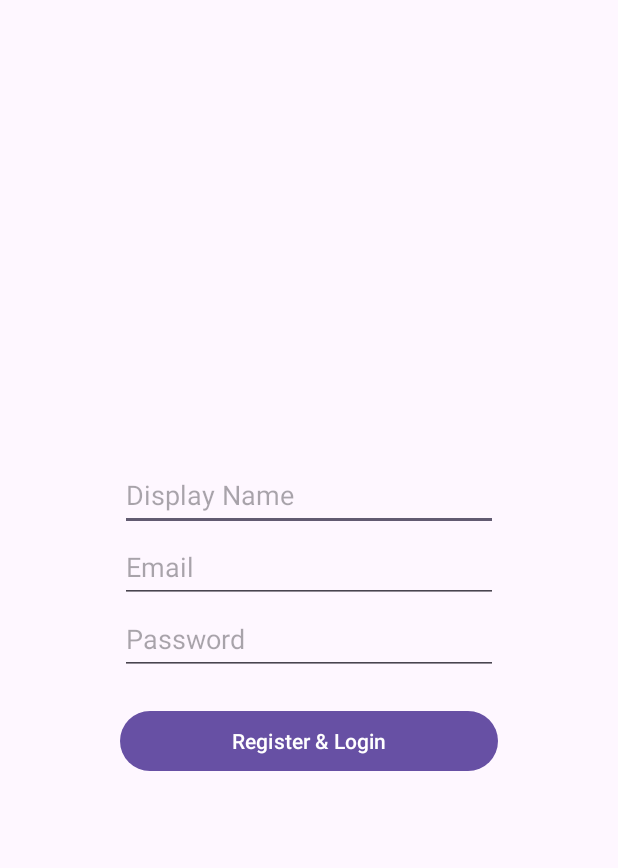
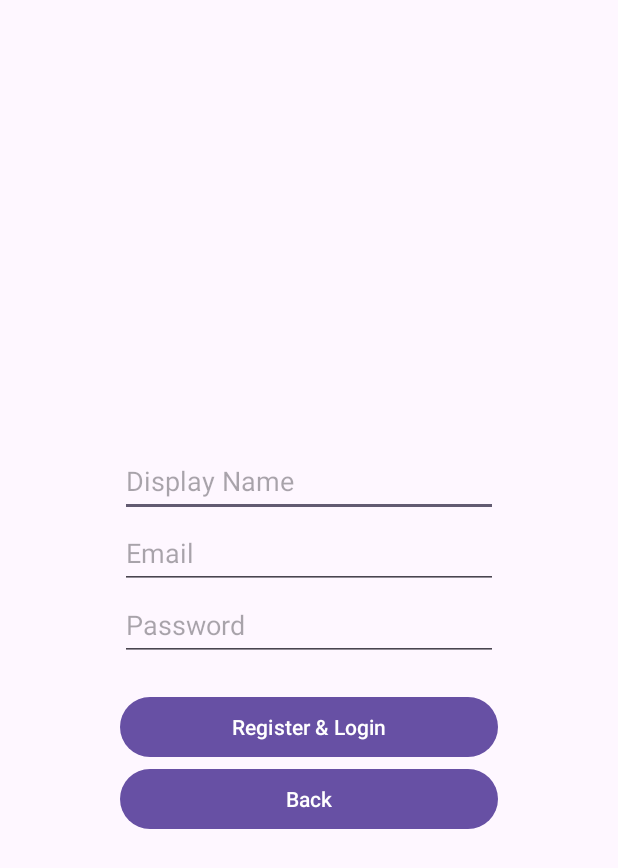
Before and after one commit to MurdMarauder/android-final, an Android app: the RegisterActivity screen opened directly, with no data from a screen before it, on a phone screen of 412 x 824 dp. Shown: the top 868 px of the screen. Run offline under Robolectric (Android 15) with nearby library versions, the phone set to English and light mode, and no system bars; our stand-ins replace Firebase (no records; nobody signed in at launch, a user with empty details on screens opened directly); pictures from the network do not load.

Commit message:
Added back on register

```diff
--- a/app/src/main/java/com/example/android_finals_test/RegisterActivity.kt
+++ b/app/src/main/java/com/example/android_finals_test/RegisterActivity.kt
@@ -1,10 +1,13 @@
 package com.example.android_finals_test
 
+import android.content.Intent
 import androidx.appcompat.app.AppCompatActivity
 import android.os.Bundle
 import android.widget.Button
 import android.widget.EditText
+import android.widget.ImageView
 import android.widget.Toast
+import com.bumptech.glide.Glide
 import com.google.firebase.Firebase
 import com.google.firebase.auth.FirebaseAuth
 import com.google.firebase.auth.auth
@@ -13,6 +16,7 @@ import com.google.firebase.firestore.firestore
 class RegisterActivity : AppCompatActivity() {
     private lateinit var auth: FirebaseAuth
     private val userCollectionName = "users"
+    private val logoUrl = "https://firebasestorage.googleapis.com/v0/b/android-dev-final-b7273.appspot.com/o/logo.jpg?alt=media&token=1c34d817-65f5-41e9-9893-978fd3859726"
     override fun onCreate(savedInstanceState: Bundle?) {
         super.onCreate(savedInstanceState)
         setContentView(R.layout.activity_register)
@@ -23,6 +27,16 @@ class RegisterActivity : AppCompatActivity() {
         val emailET = findViewById<EditText>(R.id.registerEmailET)
         val passwordET = findViewById<EditText>(R.id.registerPasswordET)
         val displayNameET = findViewById<EditText>(R.id.registerDisplayNameET)
+        val registerLogo = findViewById<ImageView>(R.id.registerLogo)
+        val registerBack = findViewById<Button>(R.id.registerBack)
+
+        Glide.with(this).load(logoUrl).into(registerLogo)
+
+        registerBack.setOnClickListener {
+            finish()
+            val loginActivity = Intent(this, LoginActivity::class.java)
+            startActivity(loginActivity)
+        }
 
         registerAndLoginButton.setOnClickListener {
             val email = emailET.text.toString()
--- a/app/src/main/res/layout/activity_register.xml
+++ b/app/src/main/res/layout/activity_register.xml
@@ -12,6 +12,13 @@
         android:gravity="center_horizontal|center_vertical"
         android:orientation="vertical"
         android:padding="80dp">
+
+        <ImageView
+            android:id="@+id/registerLogo"
+            android:layout_width="match_parent"
+            android:layout_height="wrap_content"
+            android:layout_marginBottom="30dp"
+            tools:srcCompat="@tools:sample/avatars" />
 
         <EditText
             android:id="@+id/registerDisplayNameET"
@@ -46,5 +53,11 @@
             android:layout_width="match_parent"
             android:layout_height="wrap_content"
             android:text="Register &amp; Login" />
+
+        <Button
+            android:id="@+id/registerBack"
+            android:layout_width="match_parent"
+            android:layout_height="wrap_content"
+            android:text="Back" />
     </LinearLayout>
 </androidx.constraintlayout.widget.ConstraintLayout>
```
